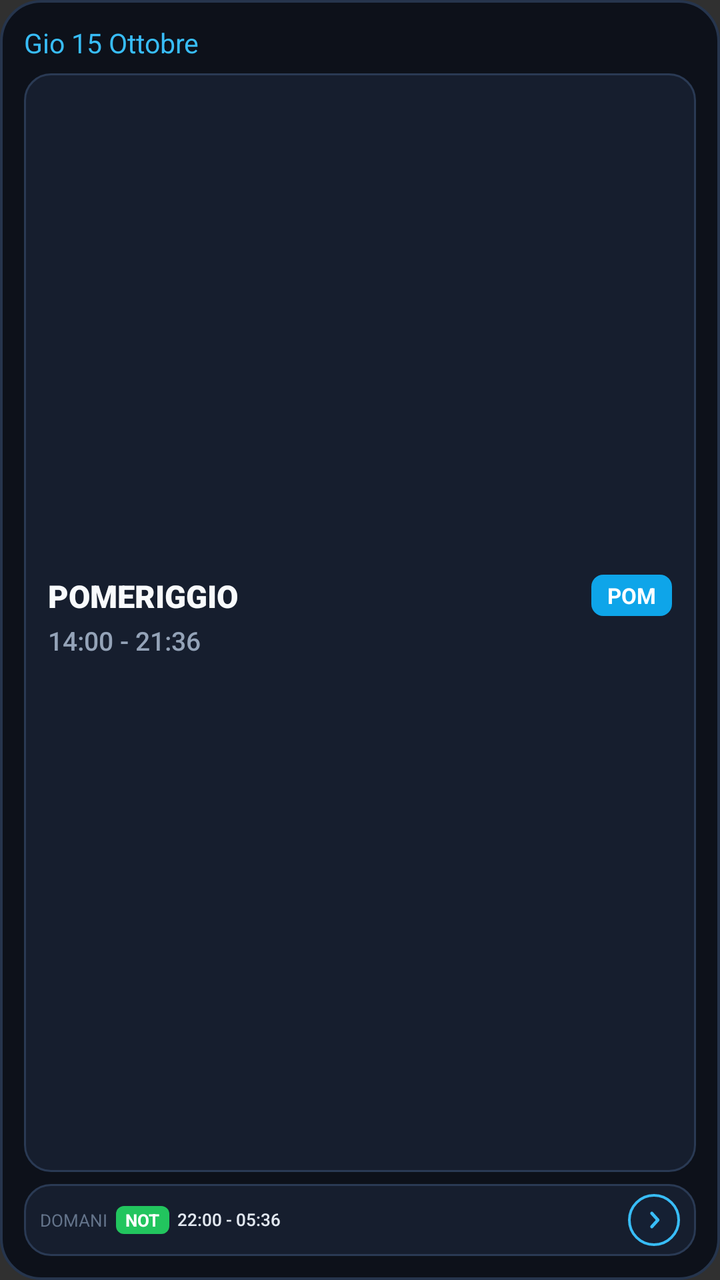
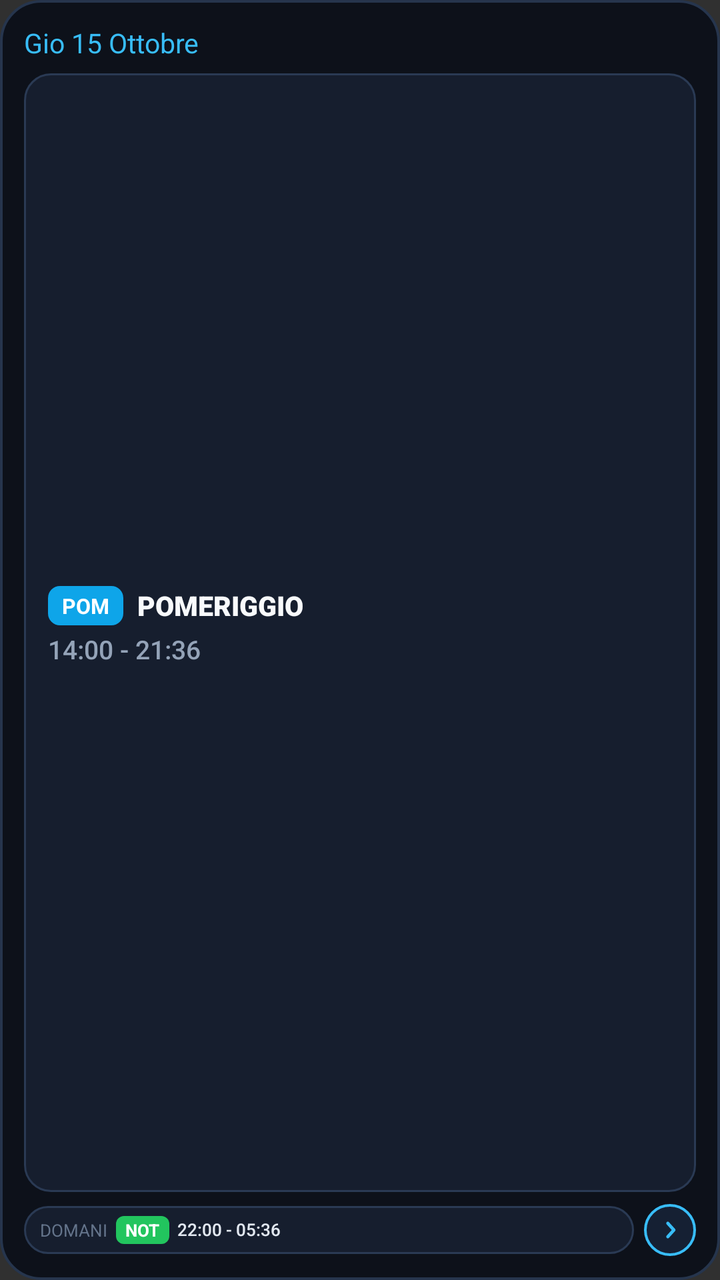

Screens rendered from an Android XML layout before and after an edit, with the pre-edit source and the edit as a unified diff.
<!-- AndroidManifest.xml: application theme Theme.CalendarioTurni -->
<!-- res/layout/widget_today_tomorrow.xml -->
<?xml version="1.0" encoding="utf-8"?>
<LinearLayout xmlns:android="http://schemas.android.com/apk/res/android"
    android:id="@+id/widget_tt_root"
    android:layout_width="match_parent"
    android:layout_height="match_parent"
    android:background="@drawable/bg_widget_container"
    android:orientation="vertical"
    android:padding="12dp">

    
    <LinearLayout
        android:layout_width="match_parent"
        android:layout_height="wrap_content"
        android:gravity="center_vertical"
        android:orientation="horizontal"
        android:paddingBottom="6dp">

        <TextView
            android:id="@+id/widget_tt_header_date"
            android:layout_width="match_parent"
            android:layout_height="wrap_content"
            android:ellipsize="end"
            android:fontFamily="sans-serif-bold"
            android:maxLines="1"
            android:text="Gio 15 Ottobre"
            android:textColor="#38BDF8"
            android:textSize="13.5sp" />
    </LinearLayout>

    
    <LinearLayout
        android:id="@+id/widget_tt_today_card"
        android:layout_width="match_parent"
        android:layout_height="0dp"
        android:layout_weight="1"
        android:background="@drawable/bg_widget_card"
        android:gravity="center_vertical"
        android:orientation="vertical"
        android:paddingStart="12dp"
        android:paddingTop="8dp"
        android:paddingEnd="12dp"
        android:paddingBottom="8dp">

        <LinearLayout
            android:layout_width="match_parent"
            android:layout_height="wrap_content"
            android:gravity="center_vertical"
            android:orientation="horizontal">

            <TextView
                android:id="@+id/widget_tt_shift_name"
                android:layout_width="0dp"
                android:layout_height="wrap_content"
                android:layout_weight="1"
                android:ellipsize="end"
                android:fontFamily="sans-serif-black"
                android:maxLines="1"
                android:text="POMERIGGIO"
                android:textColor="#F8FAFC"
                android:textSize="15.5sp" />

            <TextView
                android:id="@+id/widget_tt_code_pill"
                android:layout_width="wrap_content"
                android:layout_height="wrap_content"
                android:background="@drawable/bg_widget_badge"
                android:paddingStart="8dp"
                android:paddingTop="3dp"
                android:paddingEnd="8dp"
                android:paddingBottom="3dp"
                android:text="POM"
                android:textColor="#FFFFFF"
                android:textSize="11sp"
                android:textStyle="bold" />
        </LinearLayout>

        <TextView
            android:id="@+id/widget_tt_shift_hours"
            android:layout_width="wrap_content"
            android:layout_height="wrap_content"
            android:layout_marginTop="3dp"
            android:fontFamily="sans-serif-medium"
            android:text="14:00 - 21:36"
            android:textColor="#94A3B8"
            android:textSize="13sp" />

        
        <LinearLayout
            android:id="@+id/widget_tt_extra_row"
            android:layout_width="match_parent"
            android:layout_height="wrap_content"
            android:layout_marginTop="6dp"
            android:gravity="center_vertical"
            android:orientation="horizontal">

            <TextView
                android:id="@+id/widget_tt_overtime_badge"
                android:layout_width="wrap_content"
                android:layout_height="wrap_content"
                android:layout_marginEnd="6dp"
                android:background="@drawable/bg_badge_amber"
                android:paddingStart="6dp"
                android:paddingTop="2dp"
                android:paddingEnd="6dp"
                android:paddingBottom="2dp"
                android:text="+2h Straordinario"
                android:textColor="#FFFFFF"
                android:textSize="10sp"
                android:textStyle="bold"
                android:visibility="gone" />

            <TextView
                android:id="@+id/widget_tt_oncall_badge"
                android:layout_width="wrap_content"
                android:layout_height="wrap_content"
                android:layout_marginEnd="6dp"
                android:background="@drawable/bg_badge_purple"
                android:paddingStart="6dp"
                android:paddingTop="2dp"
                android:paddingEnd="6dp"
                android:paddingBottom="2dp"
                android:text="🔔 Reperibile"
                android:textColor="#FFFFFF"
                android:textSize="10sp"
                android:textStyle="bold"
                android:visibility="gone" />

            <TextView
                android:id="@+id/widget_tt_trasferta_badge"
                android:layout_width="wrap_content"
                android:layout_height="wrap_content"
                android:background="@drawable/bg_badge_cyan"
                android:paddingStart="6dp"
                android:paddingTop="2dp"
                android:paddingEnd="6dp"
                android:paddingBottom="2dp"
                android:text="✈ Trasferta"
                android:textColor="#FFFFFF"
                android:textSize="10sp"
                android:textStyle="bold"
                android:visibility="gone" />
        </LinearLayout>

        
        <TextView
            android:id="@+id/widget_tt_notes"
            android:layout_width="match_parent"
            android:layout_height="wrap_content"
            android:layout_marginTop="5dp"
            android:ellipsize="end"
            android:fontFamily="sans-serif-medium"
            android:maxLines="2"
            android:textColor="#CBD5E1"
            android:textSize="10.5sp"
            android:visibility="gone" />
    </LinearLayout>

    
    <LinearLayout
        android:id="@+id/widget_tt_tomorrow_card"
        android:layout_width="match_parent"
        android:layout_height="wrap_content"
        android:layout_marginTop="6dp"
        android:background="@drawable/bg_widget_card"
        android:gravity="center_vertical"
        android:orientation="horizontal"
        android:paddingStart="8dp"
        android:paddingTop="5dp"
        android:paddingEnd="8dp"
        android:paddingBottom="5dp">

        <TextView
            android:id="@+id/widget_tt_tomorrow_label"
            android:layout_width="wrap_content"
            android:layout_height="wrap_content"
            android:fontFamily="sans-serif-bold"
            android:text="DOMANI"
            android:textColor="#64748B"
            android:textSize="8.5sp" />

        <TextView
            android:id="@+id/widget_tt_tomorrow_badge"
            android:layout_width="wrap_content"
            android:layout_height="wrap_content"
            android:layout_marginStart="4dp"
            android:background="@drawable/bg_badge_green"
            android:paddingStart="4.5dp"
            android:paddingTop="1dp"
            android:paddingEnd="4.5dp"
            android:paddingBottom="1dp"
            android:text="NOT"
            android:textColor="#FFFFFF"
            android:textSize="8.5sp"
            android:textStyle="bold" />

        <TextView
            android:id="@+id/widget_tt_tomorrow_shift"
            android:layout_width="0dp"
            android:layout_height="wrap_content"
            android:layout_marginStart="4dp"
            android:layout_weight="1"
            android:ellipsize="end"
            android:fontFamily="sans-serif-medium"
            android:includeFontPadding="false"
            android:maxLines="1"
            android:text="22:00 - 05:36"
            android:textColor="#E2E8F0"
            android:textSize="8.5sp" />

        
        <ImageView
            android:id="@+id/btn_tt_prev"
            android:layout_width="26dp"
            android:layout_height="26dp"
            android:layout_marginStart="4dp"
            android:layout_marginEnd="4dp"
            android:background="@drawable/bg_widget_nav_btn"
            android:padding="5.5dp"
            android:scaleType="centerInside"
            android:src="@drawable/ic_widget_chevron_left"
            android:visibility="gone" />

        <ImageView
            android:id="@+id/btn_tt_next"
            android:layout_width="26dp"
            android:layout_height="26dp"
            android:layout_marginStart="4dp"
            android:background="@drawable/bg_widget_nav_btn"
            android:padding="5.5dp"
            android:scaleType="centerInside"
            android:src="@drawable/ic_widget_chevron_right" />
    </LinearLayout>

</LinearLayout>
<!-- resources referenced by this layout -->
<resources>
  <!-- drawable bg_badge_amber (drawable) -->
  ﻿<?xml version="1.0" encoding="utf-8"?>
  <shape xmlns:android="http://schemas.android.com/apk/res/android"
      android:shape="rectangle">
      <solid android:color="#F59E0B" />
      <corners android:radius="4dp" />
  </shape>
  <!-- drawable bg_badge_cyan (drawable) -->
  ﻿<?xml version="1.0" encoding="utf-8"?>
  <shape xmlns:android="http://schemas.android.com/apk/res/android"
      android:shape="rectangle">
      <solid android:color="#06B6D4" />
      <corners android:radius="4dp" />
  </shape>
  <!-- drawable bg_badge_green (drawable) -->
  ﻿<?xml version="1.0" encoding="utf-8"?>
  <shape xmlns:android="http://schemas.android.com/apk/res/android"
      android:shape="rectangle">
      <solid android:color="#22C55E" />
      <corners android:radius="4dp" />
  </shape>
  <!-- drawable bg_badge_purple (drawable) -->
  <?xml version="1.0" encoding="utf-8"?>
  <shape xmlns:android="http://schemas.android.com/apk/res/android"
      android:shape="rectangle">
      <solid android:color="#8B5CF6" />
      <corners android:radius="4dp" />
  </shape>
  <!-- drawable bg_widget_badge (drawable) -->
  <?xml version="1.0" encoding="utf-8"?>
  <shape xmlns:android="http://schemas.android.com/apk/res/android"
      android:shape="rectangle">
      <solid android:color="#0EA5E9" />
      <corners android:radius="6dp" />
  </shape>
  <!-- drawable bg_widget_card (drawable) -->
  <?xml version="1.0" encoding="utf-8"?>
  <shape xmlns:android="http://schemas.android.com/apk/res/android"
      android:shape="rectangle">
      <solid android:color="#161E2E" />
      <corners android:radius="13dp" />
      <stroke
          android:width="1dp"
          android:color="#2A3A54" />
  </shape>
  <!-- drawable bg_widget_container (drawable) -->
  <?xml version="1.0" encoding="utf-8"?>
  <shape xmlns:android="http://schemas.android.com/apk/res/android"
      android:shape="rectangle">
      <solid android:color="#0D111A" />
      <corners android:radius="20dp" />
      <stroke
          android:width="1.2dp"
          android:color="#26354D" />
  </shape>
  <!-- drawable bg_widget_nav_btn (drawable) -->
  <?xml version="1.0" encoding="utf-8"?>
  <shape xmlns:android="http://schemas.android.com/apk/res/android"
      android:shape="oval">
      <solid android:color="#152033" />
      <stroke
          android:width="1.2dp"
          android:color="#38BDF8" />
  </shape>
  <!-- drawable ic_widget_chevron_left (drawable) -->
  <?xml version="1.0" encoding="utf-8"?>
  <vector xmlns:android="http://schemas.android.com/apk/res/android"
      android:width="24dp"
      android:height="24dp"
      android:viewportWidth="24"
      android:viewportHeight="24">
      <path
          android:fillColor="#00000000"
          android:strokeColor="#38BDF8"
          android:strokeWidth="2.6"
          android:strokeLineCap="round"
          android:strokeLineJoin="round"
          android:pathData="M 13.8, 6.5 L 8.8, 12.0 L 13.8, 17.5" />
  </vector>
  <!-- drawable ic_widget_chevron_right (drawable) -->
  <?xml version="1.0" encoding="utf-8"?>
  <vector xmlns:android="http://schemas.android.com/apk/res/android"
      android:width="24dp"
      android:height="24dp"
      android:viewportWidth="24"
      android:viewportHeight="24">
      <path
          android:fillColor="#00000000"
          android:strokeColor="#38BDF8"
          android:strokeWidth="2.6"
          android:strokeLineCap="round"
          android:strokeLineJoin="round"
          android:pathData="M 10.2, 6.5 L 15.2, 12.0 L 10.2, 17.5" />
  </vector>
  <style name="Theme.CalendarioTurni" parent="android:Theme.Material.NoActionBar">
          <item name="android:statusBarColor">#0F131C</item>
          <item name="android:navigationBarColor">#0F131C</item>
      </style>
</resources>

<!-- the commit's change to res/layout/widget_today_tomorrow.xml (unified diff, before → after) -->
@@ -48,30 +48,31 @@
             android:orientation="horizontal">
 
             <TextView
+                android:id="@+id/widget_tt_code_pill"
+                android:layout_width="wrap_content"
+                android:layout_height="wrap_content"
+                android:background="@drawable/bg_widget_badge"
+                android:paddingStart="7dp"
+                android:paddingTop="2.5dp"
+                android:paddingEnd="7dp"
+                android:paddingBottom="2.5dp"
+                android:text="POM"
+                android:textColor="#FFFFFF"
+                android:textSize="10.5sp"
+                android:textStyle="bold" />
+
+            <TextView
                 android:id="@+id/widget_tt_shift_name"
                 android:layout_width="0dp"
                 android:layout_height="wrap_content"
+                android:layout_marginStart="7dp"
                 android:layout_weight="1"
                 android:ellipsize="end"
                 android:fontFamily="sans-serif-black"
                 android:maxLines="1"
                 android:text="POMERIGGIO"
                 android:textColor="#F8FAFC"
-                android:textSize="15.5sp" />
-
-            <TextView
-                android:id="@+id/widget_tt_code_pill"
-                android:layout_width="wrap_content"
-                android:layout_height="wrap_content"
-                android:background="@drawable/bg_widget_badge"
-                android:paddingStart="8dp"
-                android:paddingTop="3dp"
-                android:paddingEnd="8dp"
-                android:paddingBottom="3dp"
-                android:text="POM"
-                android:textColor="#FFFFFF"
-                android:textSize="11sp"
-                android:textStyle="bold" />
+                android:textSize="13.5sp" />
         </LinearLayout>
 
         <TextView
@@ -157,63 +158,71 @@
 
     
     <LinearLayout
-        android:id="@+id/widget_tt_tomorrow_card"
+        android:id="@+id/widget_tt_bottom_row"
         android:layout_width="match_parent"
         android:layout_height="wrap_content"
         android:layout_marginTop="6dp"
-        android:background="@drawable/bg_widget_card"
         android:gravity="center_vertical"
-        android:orientation="horizontal"
-        android:paddingStart="8dp"
-        android:paddingTop="5dp"
-        android:paddingEnd="8dp"
-        android:paddingBottom="5dp">
-
-        <TextView
-            android:id="@+id/widget_tt_tomorrow_label"
-            android:layout_width="wrap_content"
-            android:layout_height="wrap_content"
-            android:fontFamily="sans-serif-bold"
-            android:text="DOMANI"
-            android:textColor="#64748B"
-            android:textSize="8.5sp" />
-
-        <TextView
-            android:id="@+id/widget_tt_tomorrow_badge"
-            android:layout_width="wrap_content"
-            android:layout_height="wrap_content"
-            android:layout_marginStart="4dp"
-            android:background="@drawable/bg_badge_green"
-            android:paddingStart="4.5dp"
-            android:paddingTop="1dp"
-            android:paddingEnd="4.5dp"
-            android:paddingBottom="1dp"
-            android:text="NOT"
-            android:textColor="#FFFFFF"
-            android:textSize="8.5sp"
-            android:textStyle="bold" />
-
-        <TextView
-            android:id="@+id/widget_tt_tomorrow_shift"
+        android:orientation="horizontal">
+
+        <LinearLayout
+            android:id="@+id/widget_tt_tomorrow_card"
             android:layout_width="0dp"
             android:layout_height="wrap_content"
-            android:layout_marginStart="4dp"
             android:layout_weight="1"
-            android:ellipsize="end"
-            android:fontFamily="sans-serif-medium"
-            android:includeFontPadding="false"
-            android:maxLines="1"
-            android:text="22:00 - 05:36"
-            android:textColor="#E2E8F0"
-            android:textSize="8.5sp" />
+            android:background="@drawable/bg_widget_card"
+            android:gravity="center_vertical"
+            android:orientation="horizontal"
+            android:paddingStart="8dp"
+            android:paddingTop="5dp"
+            android:paddingEnd="8dp"
+            android:paddingBottom="5dp">
+
+            <TextView
+                android:id="@+id/widget_tt_tomorrow_label"
+                android:layout_width="wrap_content"
+                android:layout_height="wrap_content"
+                android:fontFamily="sans-serif-bold"
+                android:text="DOMANI"
+                android:textColor="#64748B"
+                android:textSize="8.5sp" />
+
+            <TextView
+                android:id="@+id/widget_tt_tomorrow_badge"
+                android:layout_width="wrap_content"
+                android:layout_height="wrap_content"
+                android:layout_marginStart="4dp"
+                android:background="@drawable/bg_badge_green"
+                android:paddingStart="4.5dp"
+                android:paddingTop="1dp"
+                android:paddingEnd="4.5dp"
+                android:paddingBottom="1dp"
+                android:text="NOT"
+                android:textColor="#FFFFFF"
+                android:textSize="8.5sp"
+                android:textStyle="bold" />
+
+            <TextView
+                android:id="@+id/widget_tt_tomorrow_shift"
+                android:layout_width="0dp"
+                android:layout_height="wrap_content"
+                android:layout_marginStart="4dp"
+                android:layout_weight="1"
+                android:ellipsize="end"
+                android:fontFamily="sans-serif-medium"
+                android:includeFontPadding="false"
+                android:maxLines="1"
+                android:text="22:00 - 05:36"
+                android:textColor="#E2E8F0"
+                android:textSize="8.5sp" />
+        </LinearLayout>
 
         
         <ImageView
             android:id="@+id/btn_tt_prev"
             android:layout_width="26dp"
             android:layout_height="26dp"
-            android:layout_marginStart="4dp"
-            android:layout_marginEnd="4dp"
+            android:layout_marginStart="5dp"
             android:background="@drawable/bg_widget_nav_btn"
             android:padding="5.5dp"
             android:scaleType="centerInside"
@@ -224,7 +233,7 @@
             android:id="@+id/btn_tt_next"
             android:layout_width="26dp"
             android:layout_height="26dp"
-            android:layout_marginStart="4dp"
+            android:layout_marginStart="5dp"
             android:background="@drawable/bg_widget_nav_btn"
             android:padding="5.5dp"
             android:scaleType="centerInside"
